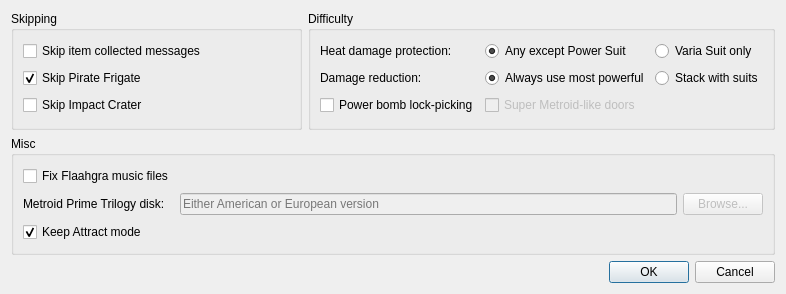
YonicDev/mpdr, file DoorRandomizer/GUI/PatchSettings/patchsettingspanel.ui: the form before one commit.
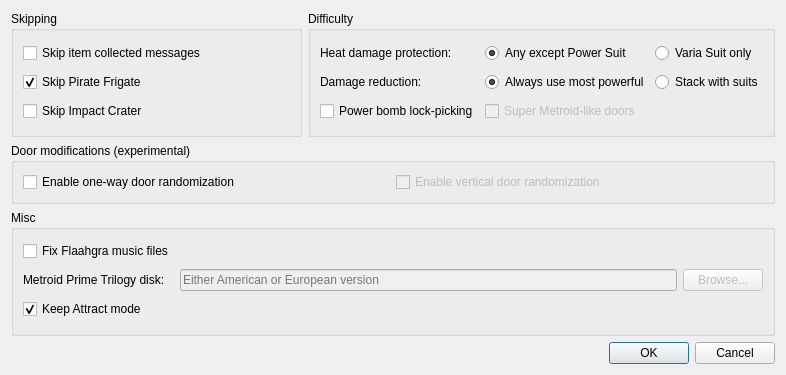
The form after the commit.

Commit message: Add one-way door randomization

```diff
--- a/DoorRandomizer/GUI/PatchSettings/patchsettingspanel.ui
+++ b/DoorRandomizer/GUI/PatchSettings/patchsettingspanel.ui
@@ -10,7 +10,7 @@
     <x>0</x>
     <y>0</y>
     <width>786</width>
-    <height>294</height>
+    <height>375</height>
    </rect>
   </property>
   <property name="windowTitle">
@@ -158,6 +158,41 @@
      </item>
     </layout>
    </item>
+   <item>
+    <widget class="QGroupBox" name="groupBox_4">
+     <property name="sizePolicy">
+      <sizepolicy hsizetype="Preferred" vsizetype="Fixed">
+       <horstretch>0</horstretch>
+       <verstretch>0</verstretch>
+      </sizepolicy>
+     </property>
+     <property name="title">
+      <string>Door modifications (experimental)</string>
+     </property>
+     <layout class="QHBoxLayout" name="horizontalLayout_2">
+      <item>
+       <widget class="QCheckBox" name="checkBox_enablevaultdoor">
+        <property name="toolTip">
+         <string>This will enable randomizing the door leading to the Vault in Chozo Ruins' Main Plaza.</string>
+        </property>
+        <property name="text">
+         <string>Enable one-way door randomization</string>
+        </property>
+       </widget>
+      </item>
+      <item>
+       <widget class="QCheckBox" name="checkBox_enableverticaldoor">
+        <property name="enabled">
+         <bool>false</bool>
+        </property>
+        <property name="text">
+         <string>Enable vertical door randomization</string>
+        </property>
+       </widget>
+      </item>
+     </layout>
+    </widget>
+   </item>
    <item>
     <widget class="QGroupBox" name="groupBox_3">
      <property name="title">
```
The commit also changes 6 other files.
